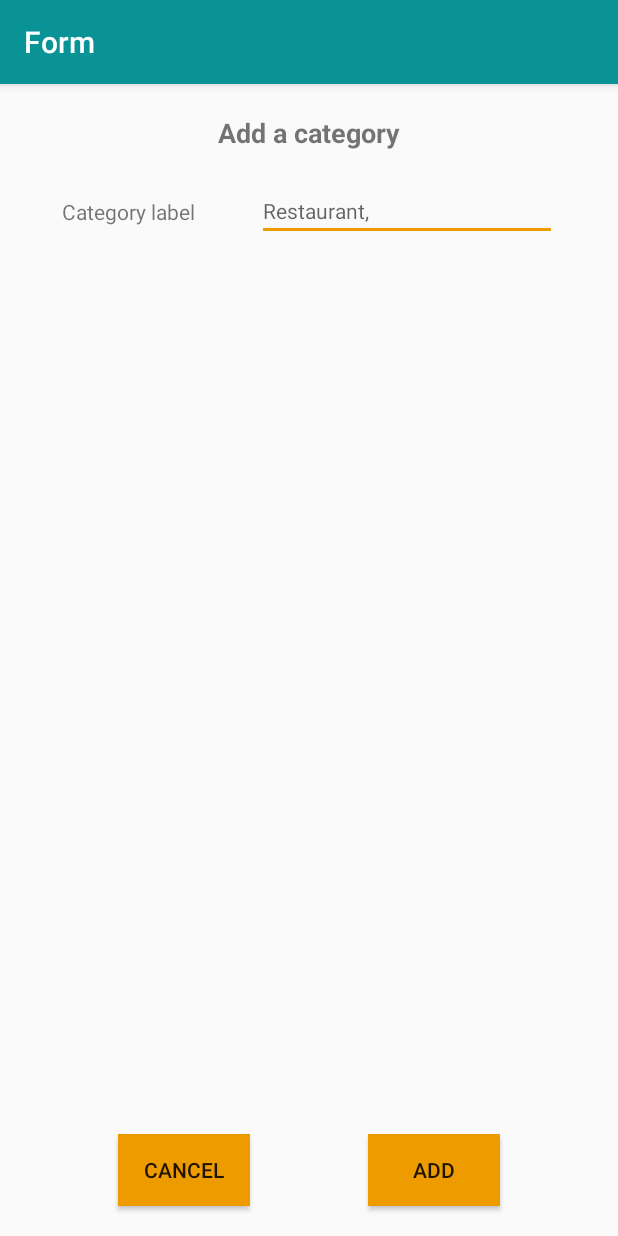
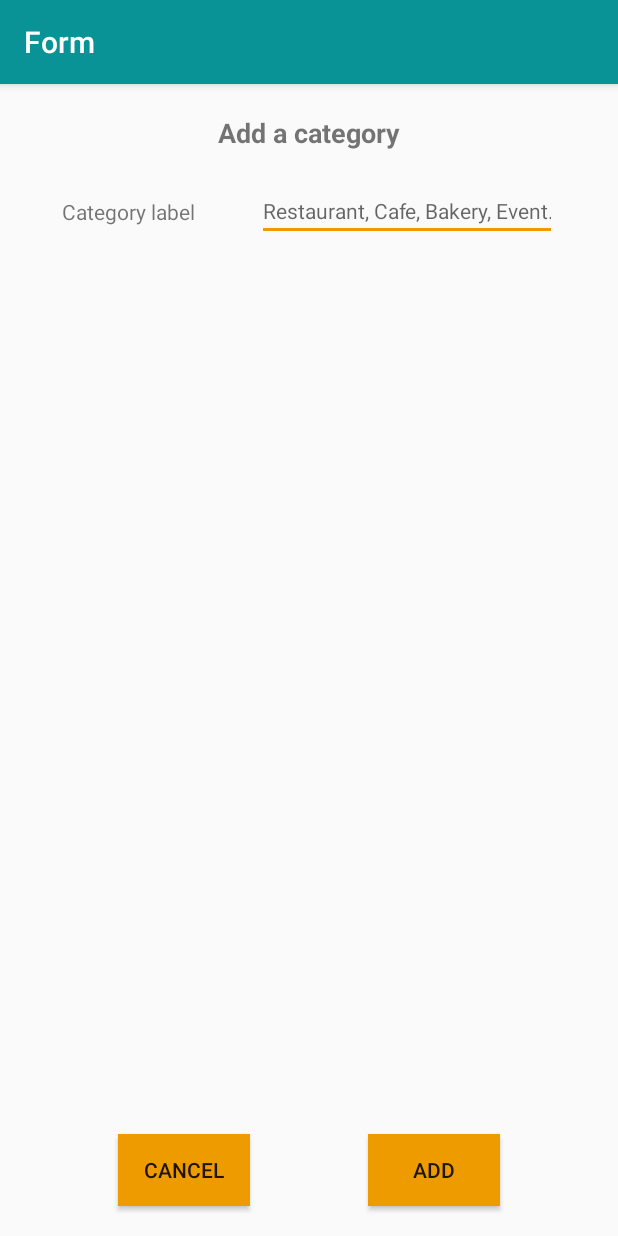
Before and after one commit to flololan/GoToMetz, an Android app: the CategoryForm screen opened directly, with no data from a screen before it, on a phone screen of 412 x 824 dp. Run offline under Robolectric (Android 15) with nearby library versions, the phone set to English and light mode, and no system bars.

Commit message:
Update category hint string

```diff
--- a/app/src/main/res/values/strings.xml
+++ b/app/src/main/res/values/strings.xml
@@ -21,7 +21,7 @@
     <string name="addCategory">Add a category</string>
     <string name="updateCategory">Update a category</string>
     <string name="labelCategory">Category label</string>
-    <string name="hintCategory">Restaurant, </string>
+    <string name="hintCategory">Restaurant, Cafe, Bakery, Event...</string>
 
     <!--  Other  -->
     <string name="map">Map</string>
```
